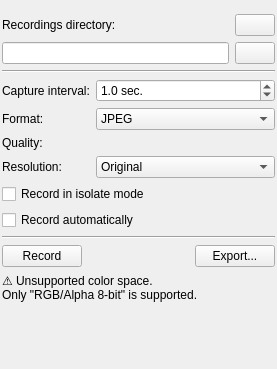
First picture: the form in plugins/dockers/recorder/recorderdocker.ui, repository KDE/krita, before the edit.
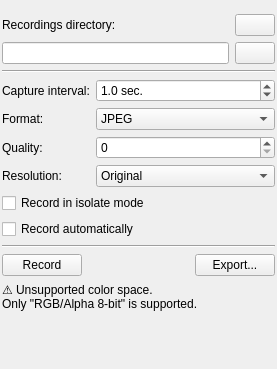
Second picture: the form after the edit. Icons and pictures are not drawn. Custom widgets are drawn as their Qt base class.

Commit message:
ui: Fix Designer not rendering KisSliderSpinBox as QSpinBox
Part-of: <https://invent.kde.org/graphics/krita/-/merge_requests/1742>

```diff
--- a/plugins/dockers/recorder/recorderdocker.ui
+++ b/plugins/dockers/recorder/recorderdocker.ui
@@ -396,7 +396,7 @@
  <customwidgets>
   <customwidget>
    <class>KisSliderSpinBox</class>
-   <extends>QWidget</extends>
+   <extends>QSpinBox</extends>
    <header location="global">kis_slider_spin_box.h</header>
   </customwidget>
  </customwidgets>
```
The commit also changes 45 other files.
